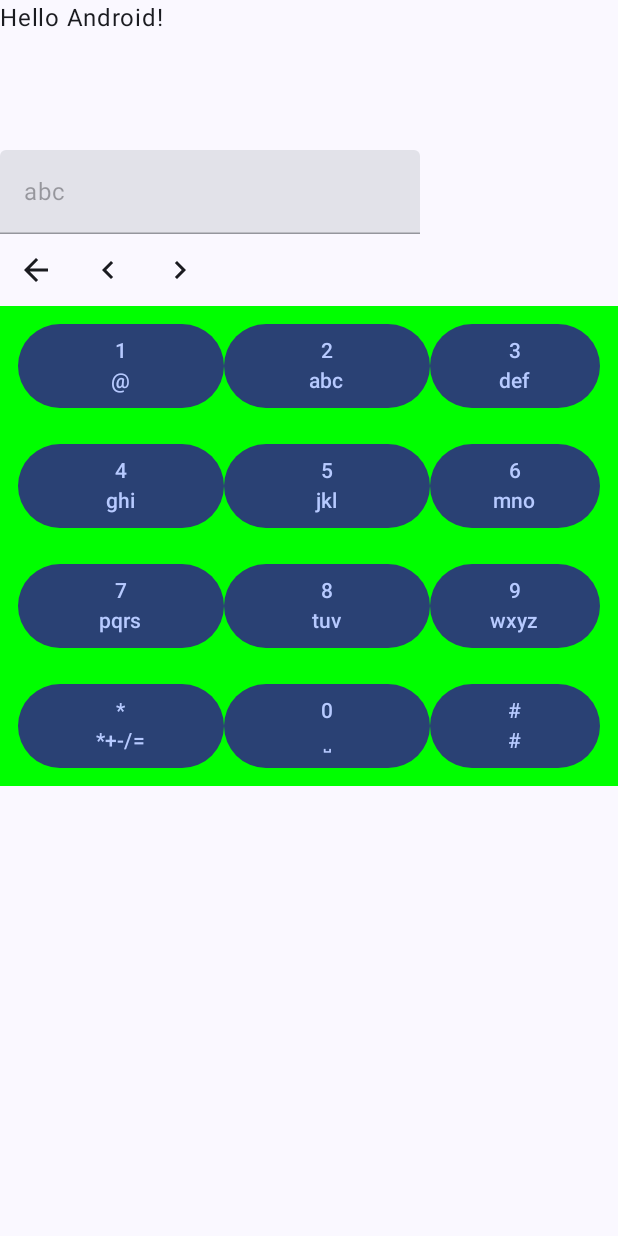
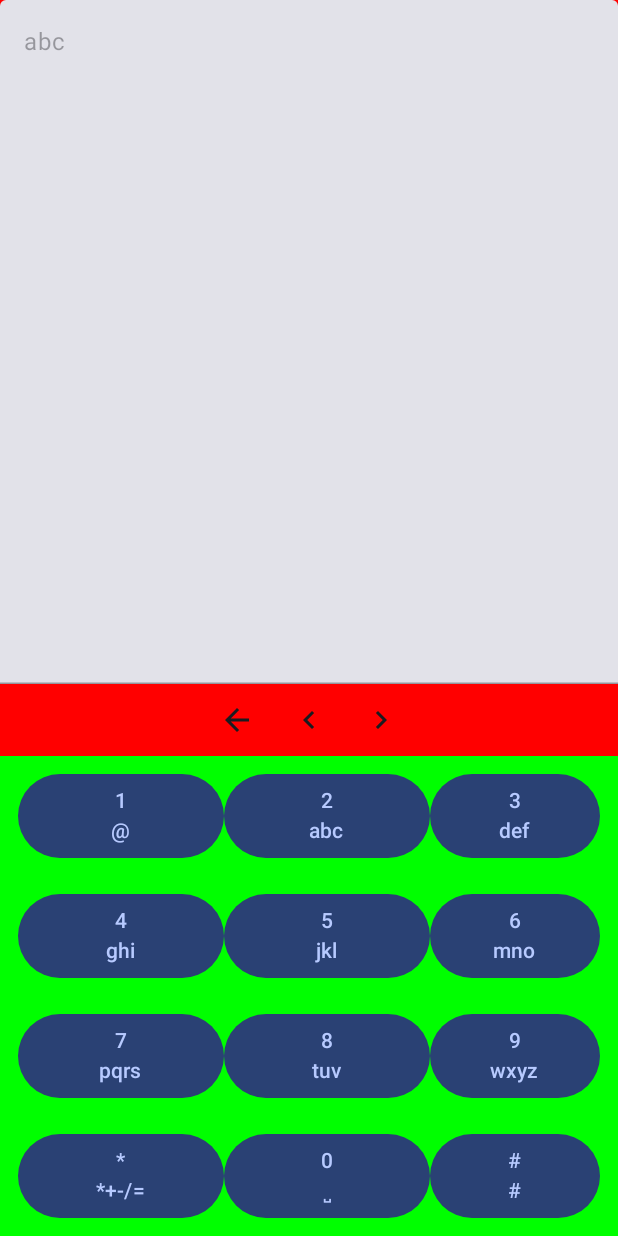
Before and after one commit to MatLeg25/RetroKeyboard, an Android app built with Jetpack Compose: the screen it shows after launch (MainActivity), on a phone screen of 412 x 824 dp. Run offline under Robolectric (Android 15) with nearby library versions, the phone set to English and light mode, and no system bars.

Commit message:
update UI in progress - define item size and constrains

```diff
--- a/app/src/main/java/com/example/retrokeyboard/MainActivity.kt
+++ b/app/src/main/java/com/example/retrokeyboard/MainActivity.kt
@@ -25,30 +25,12 @@ class MainActivity : ComponentActivity() {
         setContent {
             RetroKeyboardTheme {
                 Scaffold(modifier = Modifier.fillMaxSize()) { innerPadding ->
-                    Greeting(
-                        name = "Android",
+                    CustomKeyboard(
+                        keyboard = keyboard,
                         modifier = Modifier.padding(innerPadding)
                     )
-                    CustomKeyboard(keyboard = keyboard)
                 }
             }
         }
     }
 }
-
-@Composable
-fun Greeting(name: String, modifier: Modifier = Modifier) {
-    Text(
-        text = "Hello $name!",
-        modifier = modifier
-    )
-}
-
-@Preview(showBackground = true)
-@Composable
-fun GreetingPreview() {
-    RetroKeyboardTheme {
-        Greeting("Android")
-        CustomKeyboard()
-    }
-}
--- a/app/src/main/java/com/example/retrokeyboard/components/CustomKeyboard.kt
+++ b/app/src/main/java/com/example/retrokeyboard/components/CustomKeyboard.kt
@@ -6,6 +6,8 @@ import androidx.compose.foundation.layout.Box
 import androidx.compose.foundation.layout.Column
 import androidx.compose.foundation.layout.Row
 import androidx.compose.foundation.layout.Spacer
+import androidx.compose.foundation.layout.fillMaxHeight
+import androidx.compose.foundation.layout.fillMaxSize
 import androidx.compose.foundation.layout.fillMaxWidth
 import androidx.compose.foundation.layout.padding
 import androidx.compose.foundation.layout.size
@@ -77,18 +79,21 @@ fun CustomKeyboard(
     }
 
     Box(
-        modifier = Modifier.fillMaxWidth(),
-        contentAlignment = Alignment.BottomCenter
+        modifier = modifier.fillMaxSize().background(Color.Red),
+        contentAlignment = Alignment.BottomEnd
     ) {
-        Column {
-            Spacer(modifier = Modifier.size(100.dp))
+        Column(verticalArrangement = Arrangement.SpaceBetween) {
             TextField(
                 value = text,
                 onValueChange = { text = it },
                 label = { Text(label) },
-                enabled = false
+                enabled = false,
+                modifier = Modifier.fillMaxWidth().weight(1f)
             )
-            Row {
+            Row(
+                modifier = Modifier.fillMaxWidth(),
+                horizontalArrangement = Arrangement.Center
+            ) {
                 IconButton(onClick = {
                     if (text.isNotEmpty()) {
                         text = text.substring(0, text.length - 1)
@@ -121,7 +126,6 @@ fun CustomKeyboard(
                 keyboard.getChars().forEach { (_, key) ->
                     Row(
                         modifier = Modifier
-                            .fillMaxWidth()
                             .background(Color.Green)
                             .padding(12.dp),
                         horizontalArrangement = Arrangement.SpaceBetween
```
